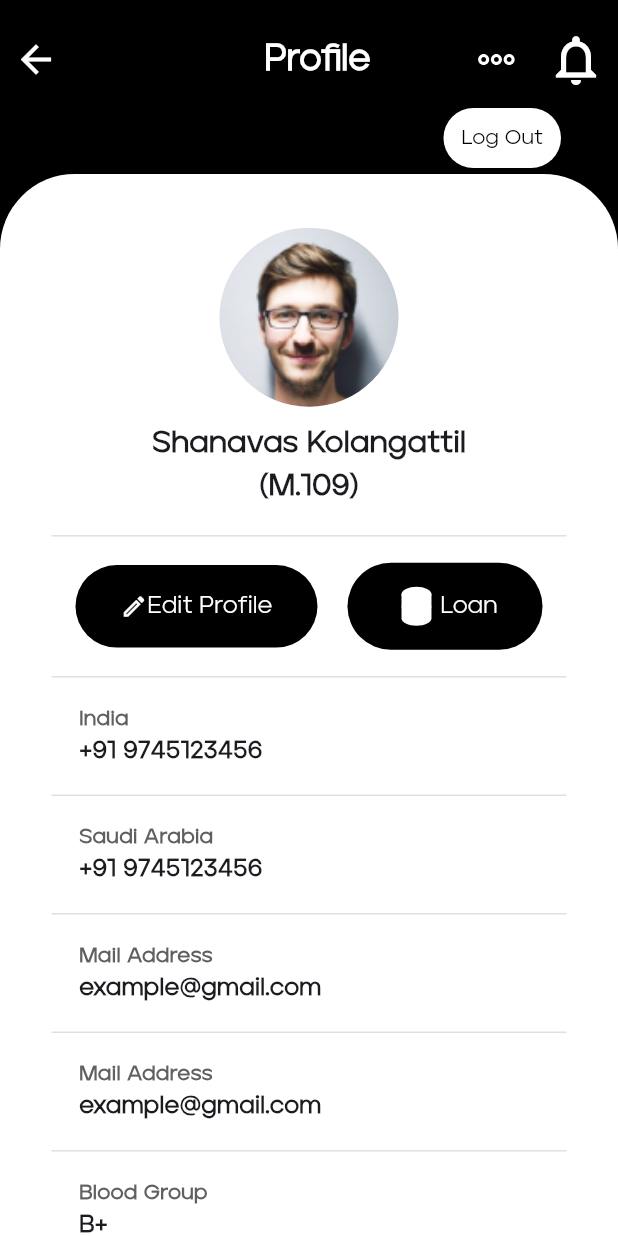
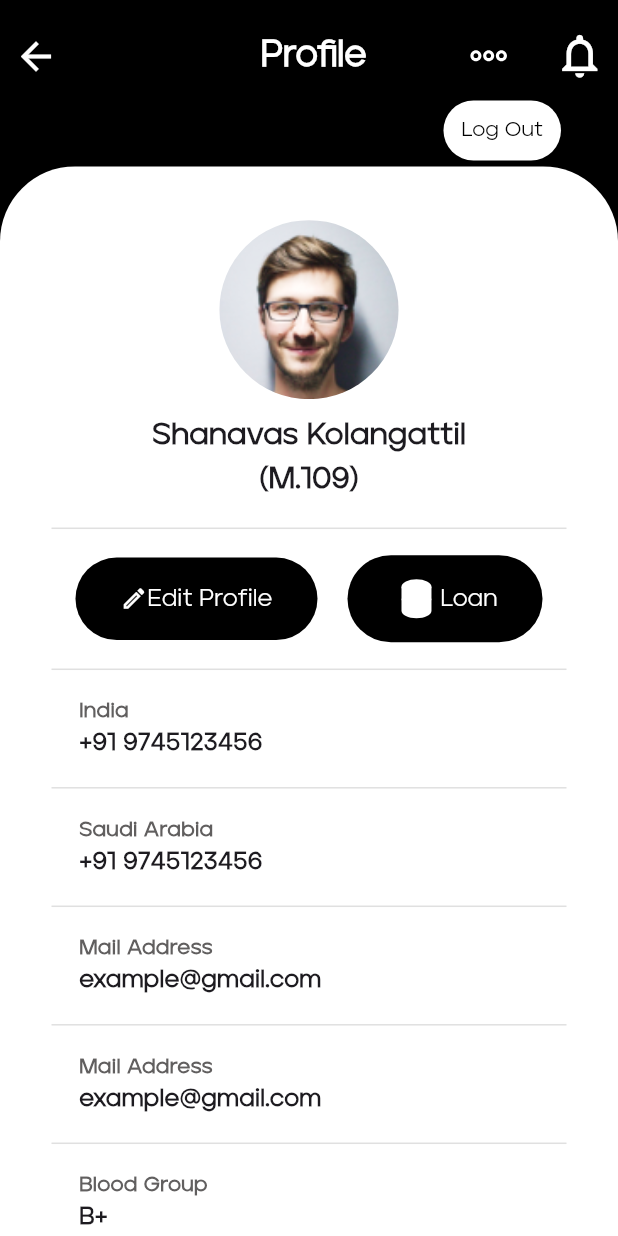
Before and after one commit to coder12e4/rtd_, a Flutter app: the ProfilePage screen opened directly, on a phone screen of 412 x 824 dp. Run offline on Flutter 3.47's test engine with Material 2 defaults, Android fonts, the phone set to English and light mode, and no system bars; our stand-ins replace flutter_screenutil, flutter_svg, get; missing offline and left inert: awesome_circular_chart.

Commit message:
Profile Screen Completed3

```diff
--- a/lib/view/profile_screen/profile_page.dart
+++ b/lib/view/profile_screen/profile_page.dart
@@ -245,7 +245,7 @@ class ProfilePage extends StatelessWidget {
                     size: 30,
                   )),
               SizedBox(
-                width: 110.w,
+                width: 90.w,
               ),
               Text(
                 'Profile',
@@ -255,7 +255,7 @@ class ProfilePage extends StatelessWidget {
                     fontSize: 24),
               ),
               SizedBox(
-                width: 50.w,
+                width: 30.w,
               ),
               IconButton(
                 onPressed: () {},
@@ -269,7 +269,7 @@ class ProfilePage extends StatelessWidget {
                   icon: const Icon(
                     Icons.notifications_none,
                     color: whiteColor,
-                    size: 40,
+                    size: 35,
                   ))
             ],
           ),
```
